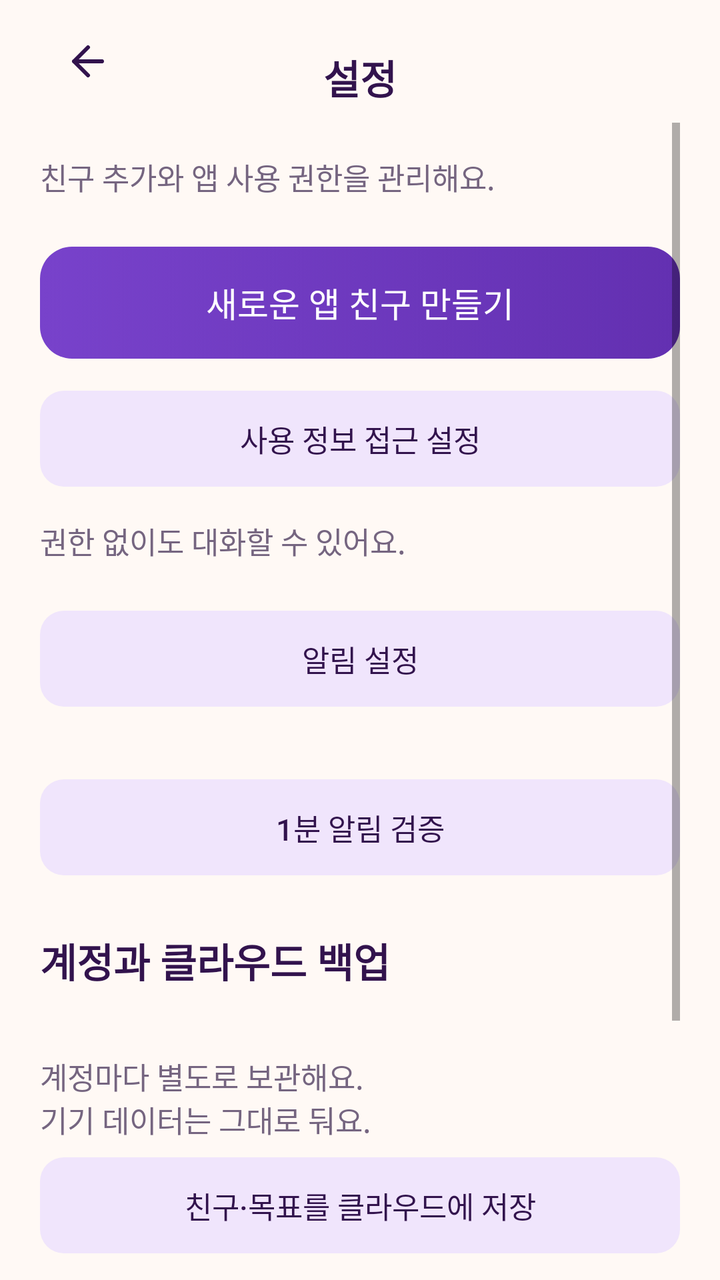
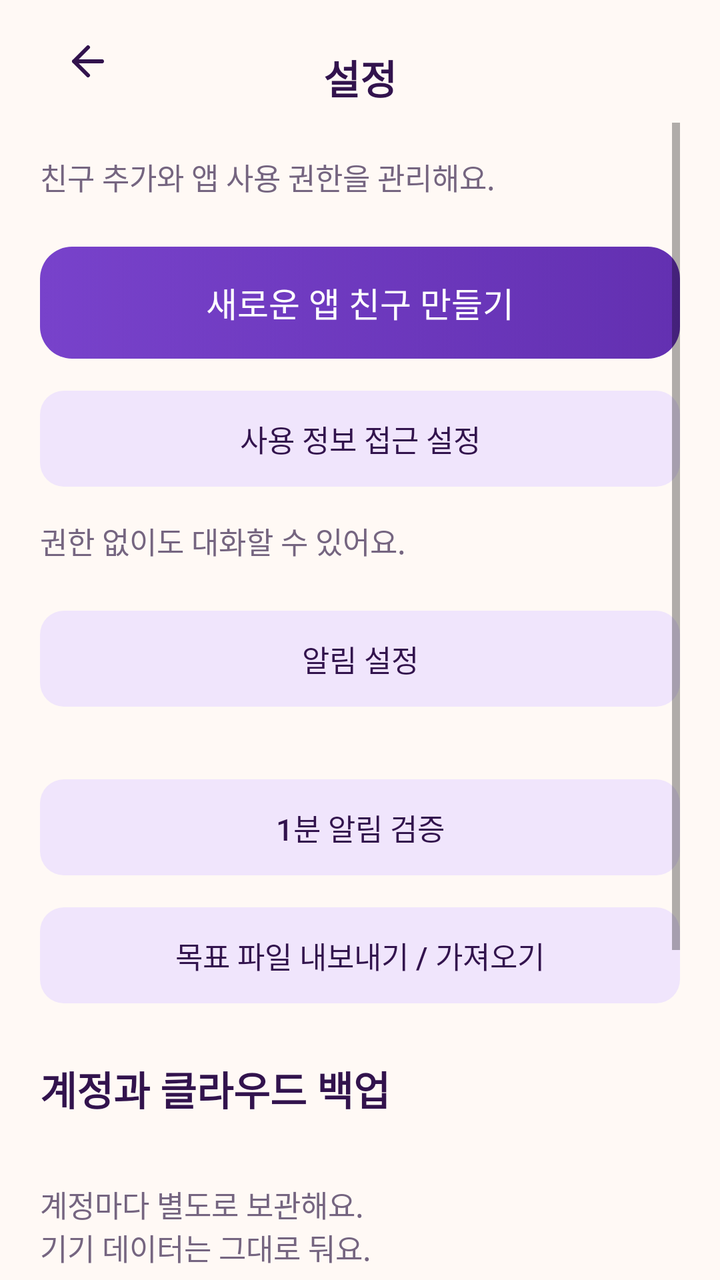

Compare the two renders of this Android layout. The source of the first and the diff that turns it into the second are given below.
<!-- AndroidManifest.xml: application theme android:Theme.Material.Light.NoActionBar -->
<!-- res/layout/screen_settings.xml -->
<LinearLayout xmlns:android="http://schemas.android.com/apk/res/android"
    style="@style/Page" android:orientation="vertical">
    <LinearLayout android:layout_width="match_parent" android:layout_height="wrap_content" android:gravity="center_vertical" android:orientation="horizontal">
        <ImageButton android:id="@+id/settings_back" style="@style/IconButton" android:src="@drawable/ic_back" android:contentDescription="@string/navigate_back"/>
        <TextView style="@style/SectionTitle" android:layout_width="0dp" android:layout_weight="1" android:gravity="center" android:text="@string/settings_title"/>
        <Space android:layout_width="48dp" android:layout_height="1dp"/>
    </LinearLayout>
    <ScrollView android:layout_width="match_parent" android:layout_height="0dp" android:layout_weight="1"
        android:scrollbars="vertical" android:fadeScrollbars="false"
        android:scrollbarStyle="insideOverlay">
        <LinearLayout android:layout_width="match_parent" android:layout_height="wrap_content" android:orientation="vertical" android:paddingBottom="24dp">
            <TextView style="@style/SecondaryText" android:layout_marginTop="16dp" android:layout_marginBottom="16dp" android:text="@string/settings_description"/>
            <Button android:id="@+id/add_friend" style="@style/PrimaryButton" android:text="@string/add_app_friend"/>
            <Button android:id="@+id/usage_settings" style="@style/SecondaryButton" android:text="@string/usage_settings"/>
            <TextView style="@style/SecondaryText" android:layout_marginTop="8dp" android:text="@string/usage_optional"/>
            <Button android:id="@+id/notification_settings" style="@style/SecondaryButton" android:layout_marginTop="24dp" android:text="@string/notification_settings"/>
            <TextView android:id="@+id/notification_status" style="@style/SecondaryText"/>
            <Button android:id="@+id/delay_test" style="@style/SecondaryButton" android:text="@string/delay_title"/>
            <TextView style="@style/SectionTitle" android:text="@string/auth_account_title"/>
            <TextView android:id="@+id/auth_account_status" style="@style/SecondaryText"/>
            <TextView style="@style/SecondaryText" android:text="@string/auth_account_notice"/>
            <Button android:id="@+id/auth_cloud_save" style="@style/SecondaryButton" android:text="@string/auth_cloud_save"/>
            <Button android:id="@+id/auth_cloud_restore" style="@style/SecondaryButton" android:text="@string/auth_cloud_restore"/>
            <TextView android:id="@+id/auth_cloud_status" style="@style/SecondaryText" android:accessibilityLiveRegion="polite"/>
            <Button android:id="@+id/mock_logout" style="@style/SecondaryButton" android:text="@string/auth_logout"/>
        </LinearLayout>
    </ScrollView>
</LinearLayout>
<!-- resources referenced by this layout -->
<resources>
  <!-- drawable ic_back (drawable) -->
  <vector xmlns:android="http://schemas.android.com/apk/res/android" android:width="24dp" android:height="24dp" android:viewportWidth="24" android:viewportHeight="24">
      <path android:pathData="M19,12H5M12,5L5,12L12,19" android:strokeColor="@color/ink" android:strokeWidth="2" android:strokeLineCap="round" android:strokeLineJoin="round" android:fillColor="@android:color/transparent"/>
  </vector>
  <string name="add_app_friend">새로운 앱 친구 만들기</string>
  <string name="auth_account_notice">계정마다 별도로 보관해요.\n기기 데이터는 그대로 둬요.</string>
  <string name="auth_account_title">계정과 클라우드 백업</string>
  <string name="auth_cloud_restore">클라우드 친구·목표 복원</string>
  <string name="auth_cloud_save">친구·목표를 클라우드에 저장</string>
  <string name="auth_logout">로그아웃 / 계정 전환</string>
  <string name="delay_title">1분 알림 검증</string>
  <string name="navigate_back">돌아가기</string>
  <string name="notification_settings">알림 설정</string>
  <string name="settings_description">친구 추가와 앱 사용 권한을 관리해요.</string>
  <string name="settings_title">설정</string>
  <string name="usage_optional">권한 없이도 대화할 수 있어요.</string>
  <string name="usage_settings">사용 정보 접근 설정</string>
  <style name="IconButton">
          <item name="android:layout_width">48dp</item>
          <item name="android:layout_height">48dp</item>
          <item name="android:padding">12dp</item>
          <item name="android:background">?android:attr/selectableItemBackgroundBorderless</item>
          <item name="android:tint">@color/ink</item>
      </style>
  <style name="Page">
          <item name="android:layout_width">match_parent</item>
          <item name="android:layout_height">match_parent</item>
          <item name="android:orientation">vertical</item>
          <item name="android:background">@color/canvas</item>
          <item name="android:paddingStart">20dp</item>
          <item name="android:paddingEnd">20dp</item>
      </style>
  <style name="SecondaryButton" parent="PrimaryButton">
          <item name="android:background">@drawable/bg_secondary_button</item>
          <item name="android:textColor">@color/secondary_button_text</item>
          <item name="android:minHeight">48dp</item>
          <item name="android:textSize">15sp</item>
      </style>
  <style name="SecondaryText" parent="BodyText">
          <item name="android:textSize">15sp</item>
          <item name="android:textColor">@color/muted</item>
      </style>
  <style name="SectionTitle" parent="BodyText">
          <item name="android:textSize">20sp</item>
          <item name="android:textStyle">bold</item>
          <item name="android:layout_marginTop">20dp</item>
          <item name="android:layout_marginBottom">12dp</item>
      </style>
  <color name="ink">#32134D</color>
  <color name="canvas">#FFF9F5</color>
  <style name="BodyText">
          <item name="android:layout_width">match_parent</item>
          <item name="android:layout_height">wrap_content</item>
          <item name="android:textColor">@color/ink</item>
          <item name="android:textSize">17sp</item>
          <item name="android:breakStrategy">simple</item>
      </style>
  <color name="muted">#756580</color>
  <color name="ripple">#307842CB</color>
  <color name="disabled">#E7DDF0</color>
  <color name="primary_pressed">#6330B1</color>
  <color name="primary">#7842CB</color>
  <color name="surface">#FFFFFF</color>
  <color name="border">#E4D8EA</color>
  <color name="lavender">#F0E5FC</color>
  <!-- unchanged entries left out for length: 3 -->
</resources>

<!-- the commit's change to res/layout/screen_settings.xml (unified diff, before → after) -->
@@ -16,6 +16,7 @@
             <Button android:id="@+id/notification_settings" style="@style/SecondaryButton" android:layout_marginTop="24dp" android:text="@string/notification_settings"/>
             <TextView android:id="@+id/notification_status" style="@style/SecondaryText"/>
             <Button android:id="@+id/delay_test" style="@style/SecondaryButton" android:text="@string/delay_title"/>
+            <Button android:id="@+id/auth_file_transfer" style="@style/SecondaryButton" android:text="@string/auth_file_transfer"/>
             <TextView style="@style/SectionTitle" android:text="@string/auth_account_title"/>
             <TextView android:id="@+id/auth_account_status" style="@style/SecondaryText"/>
             <TextView style="@style/SecondaryText" android:text="@string/auth_account_notice"/>
<!-- resource entries referenced after the edit -->
@@ -9,6 +9,7 @@
   <string name="auth_account_title">계정과 클라우드 백업</string>
   <string name="auth_cloud_restore">클라우드 친구·목표 복원</string>
   <string name="auth_cloud_save">친구·목표를 클라우드에 저장</string>
+  <string name="auth_file_transfer">목표 파일 내보내기 / 가져오기</string>
   <string name="auth_logout">로그아웃 / 계정 전환</string>
   <string name="delay_title">1분 알림 검증</string>
   <string name="navigate_back">돌아가기</string>
